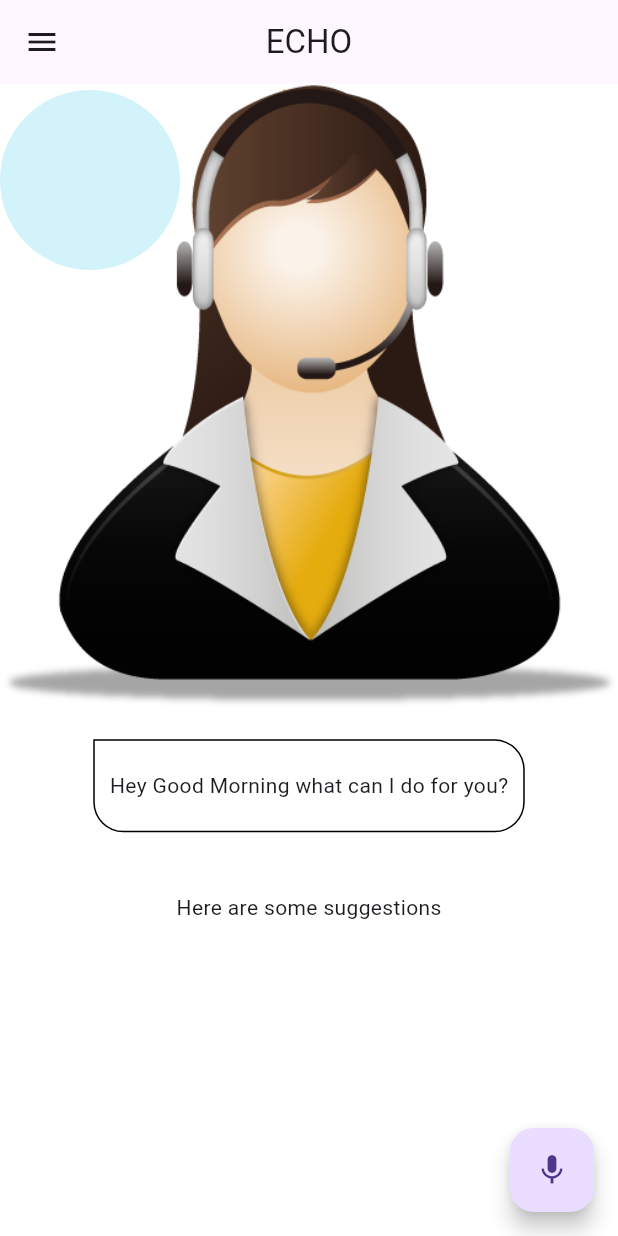
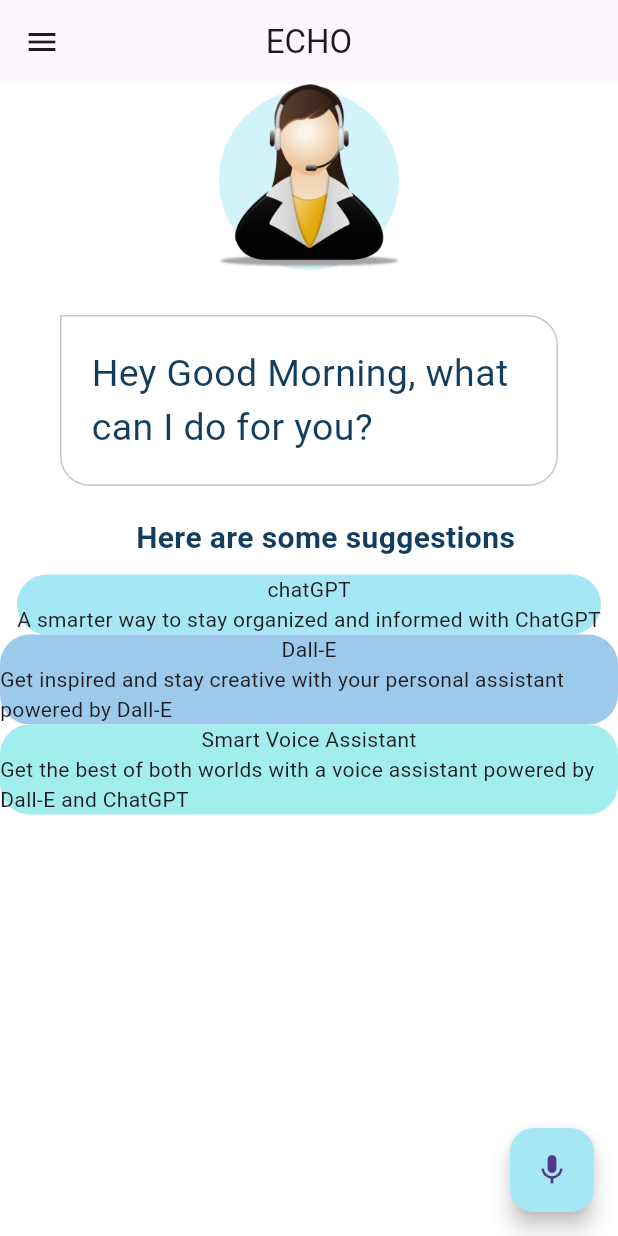
Before and after one commit to garg16kanika/Echo, a Flutter app: the screen it shows after launch, on a phone screen of 412 x 824 dp. Run offline on Flutter 3.47's test engine with Material 2 defaults, Android fonts, the phone set to English and light mode, and no system bars; Roboto replaces fonts that are missing (Cera Pro).

Commit message:
added UI of the basic home page without functionality

```diff
--- a/lib/home_screen.dart
+++ b/lib/home_screen.dart
@@ -16,60 +16,87 @@ class _HomeScreenState extends State<HomeScreen> {
   Widget build(BuildContext context) {
     return Scaffold(
       appBar: AppBar(
-        title: Text('ECHO'),
+        title: const Text('ECHO'),
         centerTitle: true,
-        leading: IconButton(
-          icon: Icon(Icons.menu),
-          onPressed: () {},
-        ),
+        leading: const Icon(Icons.menu),
       ),
       body: SingleChildScrollView(
         child: Column(
           children: [
             Stack(
               children: [
-                Container(
-                  height: 120,
-                  width: 120,
-                  margin: EdgeInsets.only(top: 4),
-                  decoration: BoxDecoration(
-                    color: Pallete.assistantCircleColor,
-                    borderRadius: BorderRadius.circular(60),
+                Center(
+                  child: Container(
+                    height: 120,
+                    width: 120,
+                    margin: const EdgeInsets.only(top: 4),
+                    decoration: const BoxDecoration(
+                      color: Pallete.assistantCircleColor,
+                      shape: BoxShape.circle,
+                    ),
                   ),
                 ),
-                Image.asset('assets/images/virtualAssistant.png'),
+                Container(
+                  height: 123,
+                  decoration: const BoxDecoration(
+                    image: DecorationImage(
+                      image: AssetImage('assets/images/virtualAssistant.png'),
+                    ),
+                  ),
+                ),
               ],
             ),
             Container(
-              margin: EdgeInsets.symmetric(vertical: 20, horizontal: 10),
-              padding: EdgeInsets.symmetric(vertical: 20, horizontal: 10),
+              margin:
+                  const EdgeInsets.symmetric(horizontal: 40).copyWith(top: 30),
+              padding: const EdgeInsets.symmetric(vertical: 10, horizontal: 20),
               decoration: BoxDecoration(
-                border: Border.all(),
+                border: Border.all(color: Pallete.borderColor),
                 borderRadius:
                     BorderRadius.circular(20).copyWith(topLeft: Radius.zero),
               ),
-              child: Text('Hey Good Morning what can I do for you?'),
+              child: Padding(
+                padding: const EdgeInsets.symmetric(vertical: 10),
+                child: Text(
+                  'Hey Good Morning, what can I do for you?',
+                  style: TextStyle(
+                      fontFamily: 'Cera Pro',
+                      fontSize: 25,
+                      color: Pallete.mainFontColor),
+                ),
+              ),
             ),
             Padding(
-              padding: const EdgeInsets.symmetric(vertical: 20, horizontal: 10),
-              child: Text('Here are some suggestions'),
+              padding: const EdgeInsets.fromLTRB(32, 20, 10, 10),
+              child: Text(
+                'Here are some suggestions',
+                style: TextStyle(
+                    fontFamily: 'Cera Pro',
+                    fontSize: 20,
+                    fontWeight: FontWeight.bold,
+                    color: Pallete.mainFontColor),
+              ),
             ),
             SuggestionBox(
                 boxColor: Pallete.firstSuggestionBoxColor,
-                description: '',
-                headerText: ''),
+                description:
+                    'A smarter way to stay organized and informed with ChatGPT',
+                headerText: 'chatGPT'),
             SuggestionBox(
                 boxColor: Pallete.secondSuggestionBoxColor,
-                description: '',
-                headerText: ''),
+                description:
+                    'Get inspired and stay creative with your personal assistant powered by Dall-E',
+                headerText: 'Dall-E'),
             SuggestionBox(
                 boxColor: Pallete.thirdSuggestionBoxColor,
-                description: '',
-                headerText: ''),
+                description:
+                    'Get the best of both worlds with a voice assistant powered by Dall-E and ChatGPT',
+                headerText: 'Smart Voice Assistant'),
           ],
         ),
       ),
       floatingActionButton: FloatingActionButton(
+        backgroundColor: Pallete.firstSuggestionBoxColor,
         onPressed: () {},
         child: Icon(Icons.mic),
       ),
--- a/lib/main.dart
+++ b/lib/main.dart
@@ -12,7 +12,8 @@ class MyApp extends StatelessWidget {
   @override
   Widget build(BuildContext context) {
     return MaterialApp(
-      title: 'Flutter Demo',
+      debugShowCheckedModeBanner: false,
+      title: 'Echo',
       theme: ThemeData(useMaterial3: true)
           .copyWith(scaffoldBackgroundColor: Pallete.whiteColor),
       home: const HomeScreen(),
```
